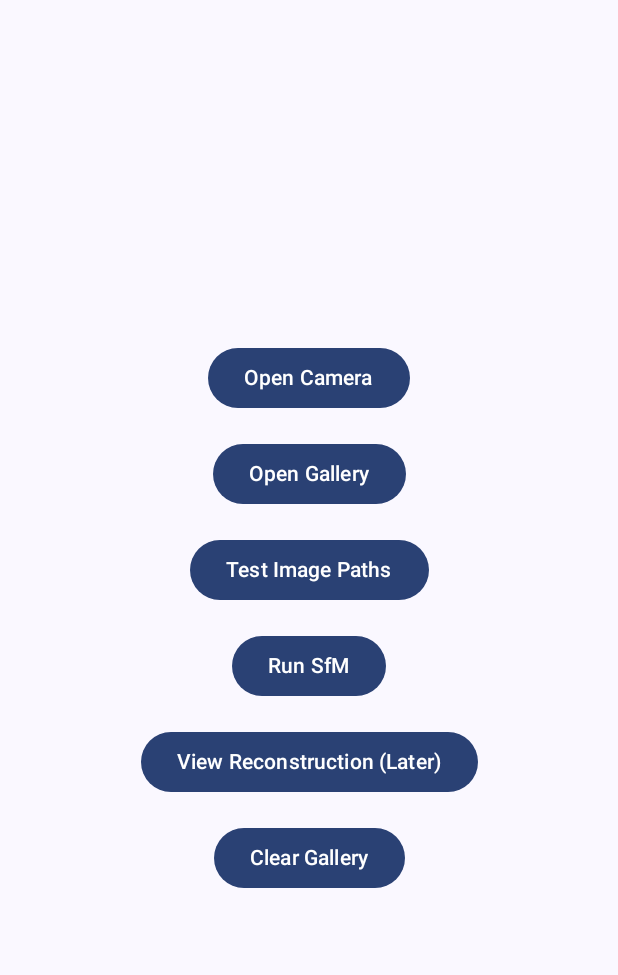
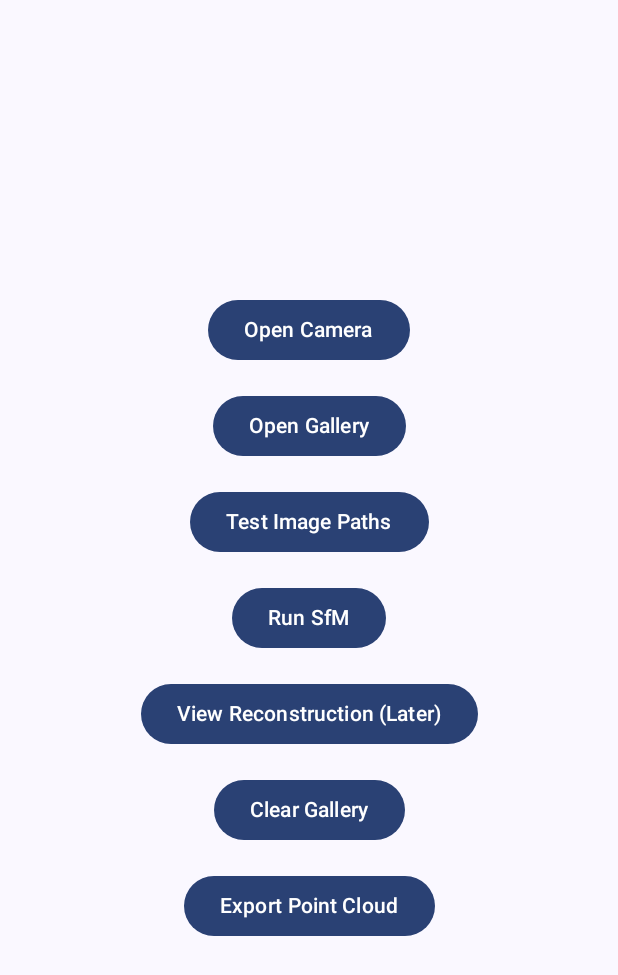
Before and after one commit to madarasz20/sfm_vc_ovc, an Android app built with Jetpack Compose: the composable MainScreen shown on its own in the app's theme, on a phone screen of 412 x 824 dp. Shown: the top 975 px of the screen. Run offline under Robolectric (Android 15) with nearby library versions, the phone set to English and light mode, and no system bars; 1 statement that could not run was skipped.

Commit message:
point cloud export works

```diff
--- a/app/src/main/java/com/d2xcp0/sfm_vc_ocv/screens/MainScreen.kt
+++ b/app/src/main/java/com/d2xcp0/sfm_vc_ocv/screens/MainScreen.kt
@@ -15,7 +15,8 @@ fun MainScreen(
     onTestImagePaths: () -> Unit,
     onRunSfM: () -> Unit,
     onShowSfMResult: () -> Unit,
-    onClearGallery: () -> Unit        // NEW
+    onClearGallery: () -> Unit,
+    onExportPointCloud: () -> Unit
 ) {
     Column(
         modifier = Modifier
@@ -48,5 +49,11 @@ fun MainScreen(
         Button(onClick = onClearGallery) {
             Text("Clear Gallery")       // NEW
         }
+
+        Spacer(modifier = Modifier.height(16.dp))
+
+        Button(onClick = onExportPointCloud) {
+            Text("Export Point Cloud")
+        }
     }
 }
```
Also changed, not shown: app/src/main/java/com/d2xcp0/sfm_vc_ocv/MainActivity.kt (+18 -1 lines), app/src/main/java/com/d2xcp0/sfm_vc_ocv/sfm/PointCloudExporter.kt (added, +31 -0 lines).
